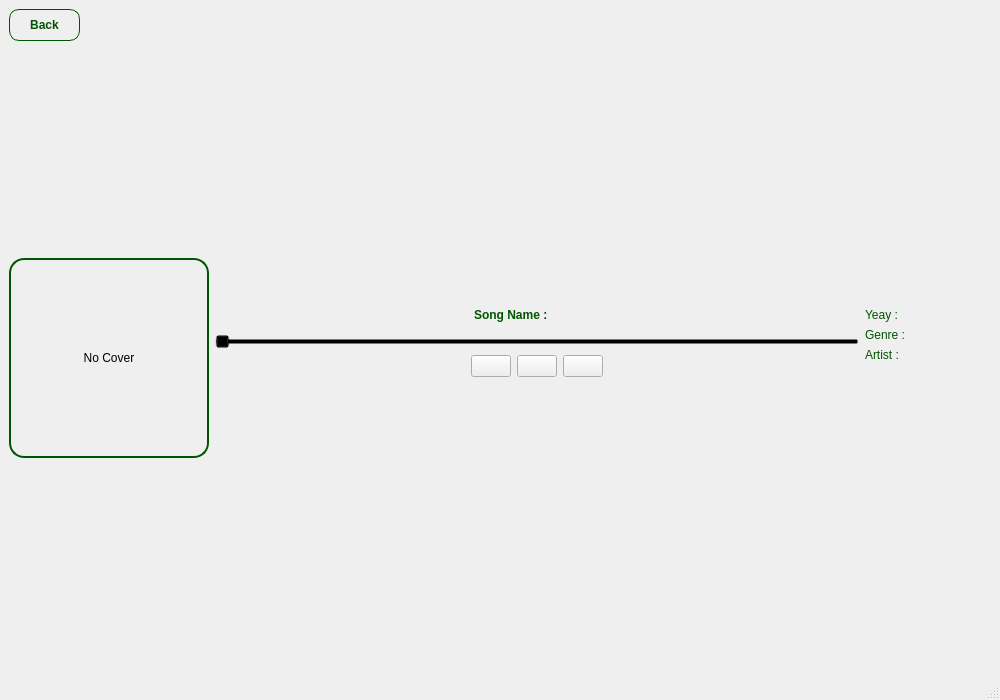
Old version of the form songwindow.ui in the repository aminfooladi/QSpotify.
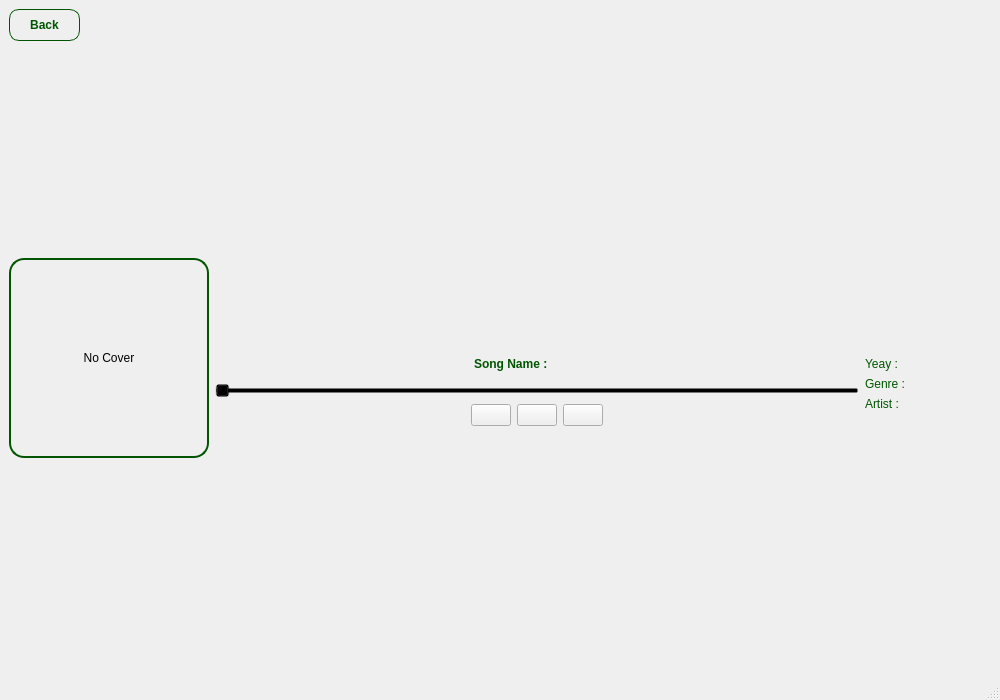
New version of the form. Icons and pictures are not drawn.

What changed in the file:
```diff
--- a/songwindow.ui
+++ b/songwindow.ui
@@ -17,7 +17,7 @@
    <string notr="true">background-image: url(:/images/background/images/background .png);</string>
   </property>
   <widget class="QWidget" name="centralwidget">
-   <layout class="QGridLayout" name="gridLayout_2" rowstretch="1,0,100" columnstretch="0,0">
+   <layout class="QGridLayout" name="gridLayout_2" rowstretch="0,3,10" columnstretch="0,0">
     <item row="2" column="1">
      <layout class="QGridLayout" name="gridLayout" rowstretch="2,0,0,0,3" columnstretch="2,1,2,1">
       <item row="4" column="0">
@@ -271,7 +271,7 @@
      </layout>
     </item>
     <item row="1" column="1">
-     <layout class="QGridLayout" name="gridLayout_3" rowstretch="2,1" columnstretch="6,2">
+     <layout class="QGridLayout" name="gridLayout_3" rowstretch="5" columnstretch="2,1">
       <item row="0" column="1">
        <widget class="QLabel" name="label">
         <property name="styleSheet">
@@ -297,19 +297,6 @@
         </property>
        </spacer>
       </item>
-      <item row="1" column="1">
-       <spacer name="verticalSpacer_2">
-        <property name="orientation">
-         <enum>Qt::Orientation::Vertical</enum>
-        </property>
-        <property name="sizeHint" stdset="0">
-         <size>
-          <width>20</width>
-          <height>40</height>
-         </size>
-        </property>
-       </spacer>
-      </item>
      </layout>
     </item>
     <item row="0" column="0" colspan="2">
```
